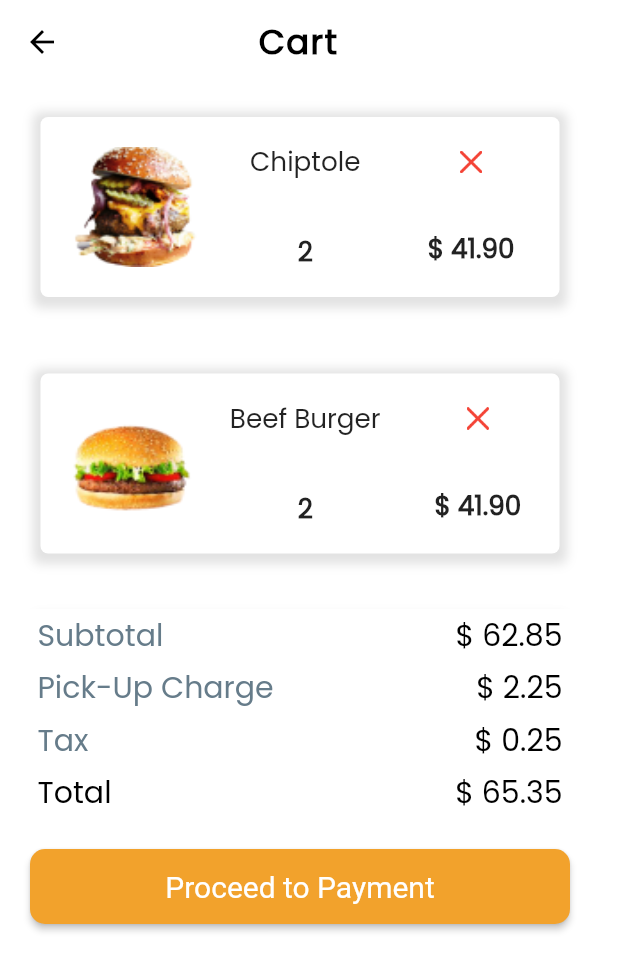
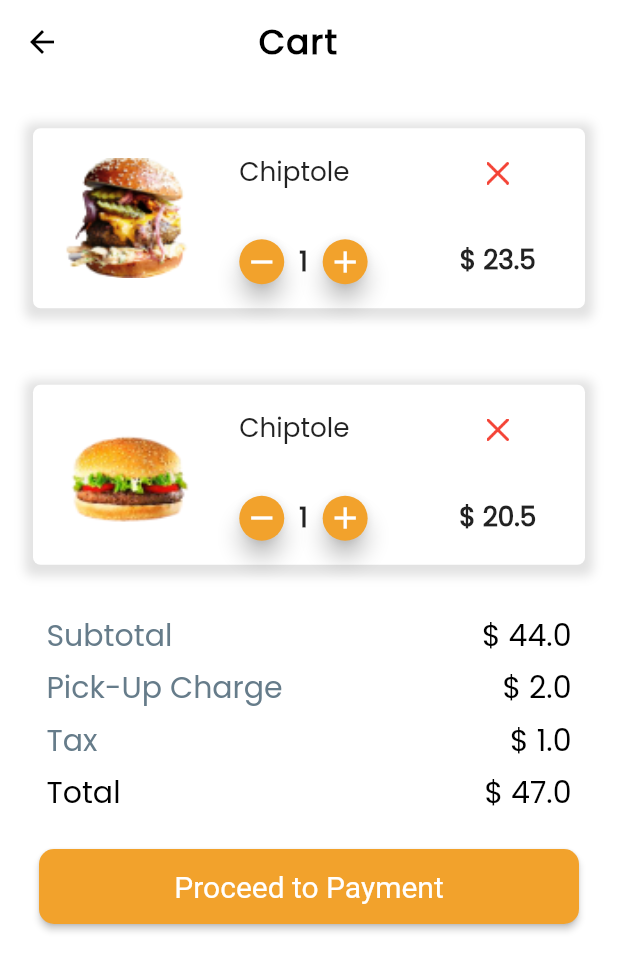
Before and after one commit to marawanthedev/FoodLyft, a Flutter app: the screen it shows after launch, on a phone screen of 412 x 824 dp. Shown: the top 971 px of the screen. Run offline on Flutter 3.47's test engine with Material 2 defaults, Android fonts, the phone set to English and light mode, and no system bars.

Commit message:
Cart is fully functional

```diff
--- a/lib/components/cartItem.dart
+++ b/lib/components/cartItem.dart
@@ -1,18 +1,26 @@
 import 'package:flutter/material.dart';
+import 'package:foodlyft/services/hexColor.dart';
 
 class CartItem extends StatelessWidget {
   final String title;
   String image;
   final bool isTouched;
-  final Function press;
+  final price;
+  final quantity;
   var color, appMainColor;
+  Function increaseQuantity, decreaseQuantity, deleteItem;
+
   CartItem(
       {this.title,
       this.isTouched = false,
-      this.press,
+      this.deleteItem,
       this.image,
       this.color,
-      this.appMainColor});
+      this.appMainColor,
+      this.increaseQuantity,
+      this.decreaseQuantity,
+      this.quantity,
+      this.price});
 
   @override
   Widget build(BuildContext context) {
@@ -28,7 +36,7 @@ class CartItem extends StatelessWidget {
       child: Padding(
         padding: const EdgeInsets.all(7.0),
         child: Container(
-          padding: EdgeInsets.only(left: 20, right: 20, top: 15, bottom: 15),
+          padding: EdgeInsets.only(left: 15, right: 15, top: 15, bottom: 15),
           child: Column(
             children: <Widget>[
               Container(
@@ -59,17 +67,49 @@ class CartItem extends StatelessWidget {
                     ),
                     Column(
                       mainAxisAlignment: MainAxisAlignment.spaceAround,
+                      crossAxisAlignment: CrossAxisAlignment.start,
                       children: [
                         Text(
                           title,
                           style:
                               TextStyle(fontFamily: 'Poppins', fontSize: 17.5),
                         ),
-                        Text("2",
-                            style: TextStyle(
-                                fontFamily: 'Poppins',
-                                fontSize: 17.5,
-                                fontWeight: FontWeight.bold))
+                        Container(
+                          width: 100,
+                          alignment: Alignment.centerLeft,
+                          child: Row(
+                            mainAxisAlignment: MainAxisAlignment.start,
+                            children: [
+                              Container(
+                                width: 30,
+                                height: 30,
+                                margin: EdgeInsets.only(right: 10),
+                                child: FloatingActionButton.extended(
+                                  onPressed: decreaseQuantity,
+                                  label: Icon(Icons.remove),
+                                  icon: null,
+                                  backgroundColor: HexColor("F2A22C"),
+                                ),
+                              ),
+                              Text("$quantity",
+                                  style: TextStyle(
+                                      fontFamily: 'Poppins',
+                                      fontSize: 17.5,
+                                      fontWeight: FontWeight.bold)),
+                              Container(
+                                width: 30,
+                                height: 30,
+                                margin: EdgeInsets.only(left: 10),
+                                child: FloatingActionButton.extended(
+                                  onPressed: increaseQuantity,
+                                  label: Icon(Icons.add),
+                                  icon: null,
+                                  backgroundColor: HexColor("F2A22C"),
+                                ),
+                              ),
+                            ],
+                          ),
+                        )
                       ],
                     ),
                     Column(
@@ -78,7 +118,7 @@ class CartItem extends StatelessWidget {
                         Container(
                           height: 40,
                           child: FlatButton(
-                            onPressed: () => {},
+                            onPressed: deleteItem,
                             child: Image.asset(
                               'assets/images/delete.png',
                               width: 15,
@@ -89,7 +129,7 @@ class CartItem extends StatelessWidget {
                         Container(
                           padding: EdgeInsets.only(top: 5),
                           height: 40,
-                          child: Text("\$ 41.90",
+                          child: Text("\$ $price",
                               style: TextStyle(
                                   fontFamily: 'Poppins',
                                   fontSize: 17.5,
--- /dev/null
+++ b/lib/models/cartItem.dart
@@ -0,0 +1,5 @@
+class CartItem {
+  String image, title;
+  Function onPress;
+  CartItem(this.image, this.title, this.onPress);
+}
--- a/lib/screens/cart/cart.dart
+++ b/lib/screens/cart/cart.dart
@@ -7,11 +7,34 @@ class CartScreen extends StatefulWidget {
   @override
   _CartScreenState createState() => _CartScreenState();
 
+  // CartItem(
+  //   image: 'assets/images/burger-2.png',
+  //   title: "Beef Burger",
+  //   press: () {},
+  // )
+  var items = [
+    {
+      "title": "Chiptole",
+      "price": 23.5,
+      "imgSrc": "assets/images/burger-1.png",
+      "press": () => "gg",
+      "quantity": 1
+    },
+    {
+      "title": "Chiptole",
+      "price": 20.5,
+      "imgSrc": "assets/images/burger-2.png",
+      "press": () => "gg",
+      "quantity": 1
+    }
+  ];
   final containerWidth = 350.0;
   final cartPriceDetailsHeight = 35.0;
 }
 
 class _CartScreenState extends State<CartScreen> {
+  double subTotal = 0;
+
   TextStyle fadedStyle =
       TextStyle(color: HexColor("667C8A"), fontSize: 20, fontFamily: "Poppins");
   TextStyle boldedStyle = TextStyle(
@@ -19,6 +42,67 @@ class _CartScreenState extends State<CartScreen> {
       fontSize: 20,
       fontFamily: "Poppins",
       fontWeight: FontWeight.normal);
+
+  Widget getCartItems(items) {
+    print("getting");
+    resetSubTotal();
+    List<Widget> list = new List<Widget>();
+    for (var i = 0; i < widget.items.length; i++) {
+      updateSubTotal(widget.items[i]['price'], widget.items[i]['quantity']);
+
+      list.add(CartItem(
+        image: widget.items[i]['imgSrc'],
+        isTouched: i == 0 ? true : false,
+        title: widget.items[i]['title'],
+        deleteItem: () {
+          this.setState(() {
+            widget.items.removeAt(i);
+          });
+        },
+        quantity: widget.items[i]['quantity'],
+        price: widget.items[i]['price'],
+        increaseQuantity: () {
+          int currentQuantity = widget.items[i]['quantity'];
+          widget.items[i]['quantity'] = currentQuantity + 1;
+          setState(() {});
+        },
+        decreaseQuantity: () {
+          int currentQuantity = widget.items[i]['quantity'];
+
+          if (currentQuantity == 1) {
+            widget.items.removeAt(i);
+          } else {
+            widget.items[i]['quantity'] = currentQuantity - 1;
+          }
+
+          setState(() {});
+        },
+      ));
+    }
+    return new Column(
+        mainAxisAlignment: MainAxisAlignment.start, children: list);
+  }
+
+  void updateSubTotal(itemPrice, itemQuantity) {
+    print("called");
+    subTotal += (itemPrice * itemQuantity);
+  }
+
+  double getPickUpCharge() {
+    return (subTotal * 0.05).roundToDouble();
+  }
+
+  double getTax() {
+    return (subTotal * 0.02).roundToDouble();
+  }
+
+  void resetSubTotal() {
+    subTotal = 0;
+  }
+
+  double getTotal() {
+    return getTax() + subTotal + getPickUpCharge();
+  }
 
   @override
   Widget build(BuildContext context) {
@@ -47,39 +131,12 @@ class _CartScreenState extends State<CartScreen> {
           children: [
             Container(
               height: widget.containerWidth,
-              width: 400,
+              width: 450,
               color: Colors.white,
               alignment: Alignment.centerLeft,
               child: SingleChildScrollView(
                   scrollDirection: Axis.vertical,
-                  child: Container(
-                    child: Column(
-                      crossAxisAlignment: CrossAxisAlignment.start,
-                      children: <Widget>[
-                        CartItem(
-                          image: 'assets/images/burger-1.png',
-                          title: "Chiptole",
-                          isTouched: true,
-                          press: () {},
-                        ),
-                        CartItem(
-                          image: 'assets/images/burger-2.png',
-                          title: "Beef Burger",
-                          press: () {},
-                        ),
-                        CartItem(
-                          image: 'assets/images/burger-1.png',
-                          title: "Chiptole",
-                          press: () {},
-                        ),
-                        CartItem(
-                          image: 'assets/images/burger-2.png',
-                          title: "Beef Burger",
-                          press: () {},
-                        ),
-                      ],
-                    ),
-                  )),
+                  child: Container(child: getCartItems(widget.items))),
             ),
             Container(
               height: widget.cartPriceDetailsHeight,
@@ -91,7 +148,7 @@ class _CartScreenState extends State<CartScreen> {
                     "Subtotal",
                     style: fadedStyle,
                   ),
-                  Text("\$ 62.85", style: boldedStyle)
+                  Text("\$ $subTotal", style: boldedStyle)
                 ],
               ),
             ),
@@ -102,7 +159,7 @@ class _CartScreenState extends State<CartScreen> {
                 mainAxisAlignment: MainAxisAlignment.spaceBetween,
                 children: [
                   Text("Pick-Up Charge", style: fadedStyle),
-                  Text("\$ 2.25", style: boldedStyle)
+                  Text("\$ ${getPickUpCharge()}", style: boldedStyle)
                 ],
               ),
             ),
@@ -114,7 +171,7 @@ class _CartScreenState extends State<CartScreen> {
                 children: [
                   Text("Tax", style: fadedStyle),
                   Text(
-                    "\$ 0.25",
+                    "\$ ${getTax()}",
                     style: boldedStyle,
                   )
                 ],
@@ -127,7 +184,7 @@ class _CartScreenState extends State<CartScreen> {
                 mainAxisAlignment: MainAxisAlignment.spaceBetween,
                 children: [
                   Text("Total", style: boldedStyle),
-                  Text("\$ 65.35", style: boldedStyle)
+                  Text("\$ ${getTotal()}", style: boldedStyle)
                 ],
               ),
             ),
```
